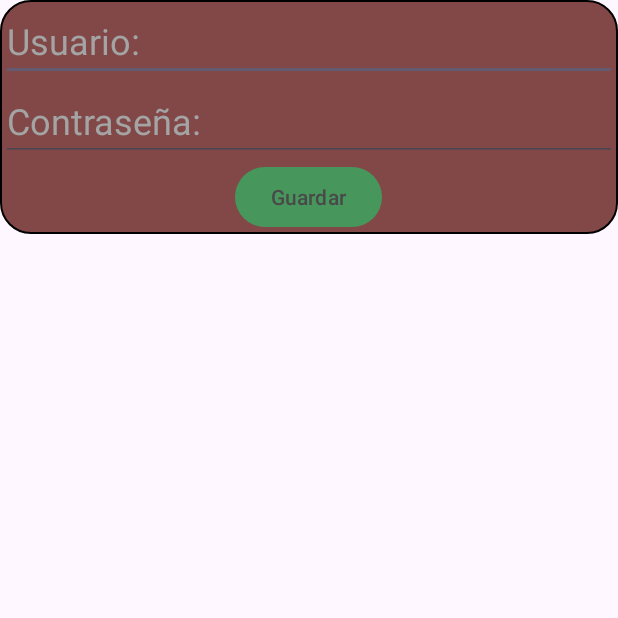
After one commit to DiaboloRoucho/ContadorAndres, an Android app built with Jetpack Compose: the FormularioRegistro screen opened directly, with no data from a screen before it, on a phone screen of 412 x 824 dp, the top half of it. The commit adds this screen. Run offline under Robolectric (Android 15) with nearby library versions, the phone set to English and light mode, and no system bars.

Commit message:
Empezando con la base de datos 2

```diff
--- /dev/null
+++ b/app/src/main/java/com/example/contador/FormularioRegistro.java
@@ -0,0 +1,40 @@
+package com.example.contador;
+
+import androidx.appcompat.app.AppCompatActivity;
+
+import android.os.Bundle;
+import android.view.View;
+import android.widget.Button;
+import android.widget.EditText;
+import android.widget.Toast;
+
+import com.example.contador.db.DbVariables;
+
+public class FormularioRegistro extends AppCompatActivity {
+
+    EditText txtNombre, txtPassword;
+    Button btnGuardar;
+    @Override
+    protected void onCreate(Bundle savedInstanceState) {
+        super.onCreate(savedInstanceState);
+        setContentView(R.layout.activity_formulario_registro);
+        txtNombre =  findViewById(R.id.editTextNombre);
+        txtPassword = findViewById(R.id.editTextPassword);
+        btnGuardar = findViewById(R.id.btnGuardar);
+        btnGuardar.setOnClickListener(new View.OnClickListener() {
+            @Override
+            public void onClick(View view) {
+                DbVariables dbVariables = new DbVariables(FormularioRegistro.this);
+                long id = dbVariables.insertarVariable(txtNombre.getText().toString(), txtPassword.getText().toString());
+                if (id>0) {
+                    Toast.makeText(FormularioRegistro.this, "REGISTRO GUARDADO", Toast.LENGTH_SHORT).show();
+                    limpiar();
+                }
+            }
+        });
+    }
+    private void limpiar (){
+        txtNombre.setText("");
+        txtPassword.setText("");
+    }
+}
--- a/app/src/main/java/com/example/contador/db/DbHelper.java
+++ b/app/src/main/java/com/example/contador/db/DbHelper.java
@@ -18,7 +18,10 @@ public class DbHelper extends SQLiteOpenHelper {
     @Override
     public void onCreate(SQLiteDatabase sqLiteDatabase) {
         sqLiteDatabase.execSQL("CREATE TABLE " + TABLE_VARIABLES + "(" +
-                "n_variable VARCHAR(10) PRIMARY KEY, " +
+                "id INTEGER PRIMARY KEY AUTOINCREMENT, " +
+                //"usuario TEXT NOT NULL, " +
+                //"password TEXT NOT NULL, " +
+                "n_variable VARCHAR(10) NOT NULL, " +
                 "valor TEXT NOT NULL)");
     }
 
--- a/app/src/main/java/com/example/contador/db/DbVariables.java
+++ b/app/src/main/java/com/example/contador/db/DbVariables.java
@@ -20,6 +20,8 @@ public class DbVariables extends DbHelper{
             SQLiteDatabase db = dbHelper.getWritableDatabase();
 
             ContentValues values = new ContentValues();
+            //values.put("usuario", usuario);
+            //values.put("password", password);
             values.put("nombre", nombre);
             values.put("valor", valor);
             id = db.insert(TABLE_VARIABLES, null, values);
--- /dev/null
+++ b/app/src/main/res/layout/activity_formulario_registro.xml
@@ -0,0 +1,39 @@
+<?xml version="1.0" encoding="utf-8"?>
+<LinearLayout xmlns:android="http://schemas.android.com/apk/res/android"
+    xmlns:app="http://schemas.android.com/apk/res-auto"
+    xmlns:tools="http://schemas.android.com/tools"
+    android:layout_width="match_parent"
+    android:layout_height="wrap_content"
+    tools:context=".FormularioRegistro"
+    android:orientation="vertical"
+    android:background="@drawable/borde_redondo"
+    android:gravity="center_horizontal">
+
+    <EditText
+        android:id="@+id/editTextNombre"
+        android:layout_width="match_parent"
+        android:layout_height="wrap_content"
+        android:ems="10"
+        android:inputType="text"
+        android:hint="Usuario: "
+        android:textSize="24dp"
+        android:textColorHint="@color/colorText"/>
+
+    <EditText
+        android:id="@+id/editTextPassword"
+        android:layout_width="match_parent"
+        android:layout_height="wrap_content"
+        android:ems="10"
+        android:hint="Contraseña: "
+        android:inputType="textPassword"
+        android:textSize="24sp"
+        android:textColorHint="@color/colorText"/>
+        />
+
+    <Button
+        android:id="@+id/btnGuardar"
+        android:layout_width="wrap_content"
+        android:layout_height="wrap_content"
+        android:text="Guardar"
+        android:textColor="@color/colorText2"/>
+</LinearLayout>
--- a/app/src/main/res/values/colors.xml
+++ b/app/src/main/res/values/colors.xml
@@ -5,4 +5,5 @@
     <color name="rojo">#824848</color>
     <color name="colorText">#A4A4A4</color>
     <color name="verde">#47975D</color>
+    <color name="colorText2">#494949</color>
 </resources>
--- a/app/src/main/res/values/strings.xml
+++ b/app/src/main/res/values/strings.xml
@@ -3,4 +3,5 @@
     <string name="nopepis">No hay pepinillos</string>
     <string name="pesao">Que no hay pesao</string>
     <string name="dinero"></string>
+    <string name="title_activity_formulario_registro">FormularioRegistro</string>
 </resources>
--- a/app/src/main/res/values/themes.xml
+++ b/app/src/main/res/values/themes.xml
@@ -3,10 +3,11 @@
     <style name="Base.Theme.Contador" parent="Theme.Material3.DayNight.NoActionBar">
         <!-- Customize your light theme here. -->
         <!-- <item name="colorPrimary">@color/my_light_primary</item> -->
-        <item name="colorPrimary">@color/rojo</item>
+        <item name="colorPrimary">@color/verde</item>
     </style>
 
     <style name="Theme.Contador" parent="Base.Theme.Contador" />
+
     <style name="buttonTheme" parent="TextAppearance.AppCompat.Button">
         <item name="android:backgroundTint">@color/rojo</item>
         <item name="textAllCaps">false</item>
--- a/build.gradle.kts
+++ b/build.gradle.kts
@@ -1,4 +1,5 @@
 // Top-level build file where you can add configuration options common to all sub-projects/modules.
 plugins {
     id("com.android.application") version "8.1.1" apply false
+    id("org.jetbrains.kotlin.android") version "1.8.10" apply false
 }
```
Also changed, not shown: app/build.gradle.kts (+29 -0 lines), app/src/main/AndroidManifest.xml (+15 -14 lines), app/src/main/java/com/example/contador/ui/theme/Color.kt (added, +11 -0 lines), app/src/main/java/com/example/contador/ui/theme/Theme.kt (added, +70 -0 lines), app/src/main/java/com/example/contador/ui/theme/Type.kt (added, +34 -0 lines).
